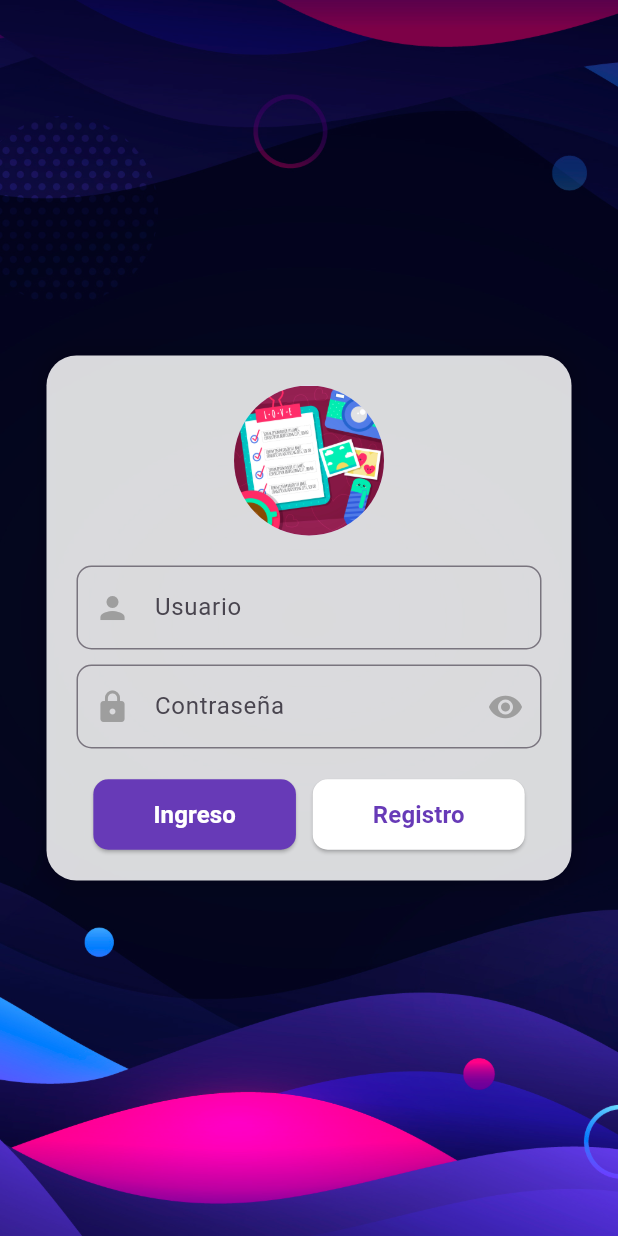
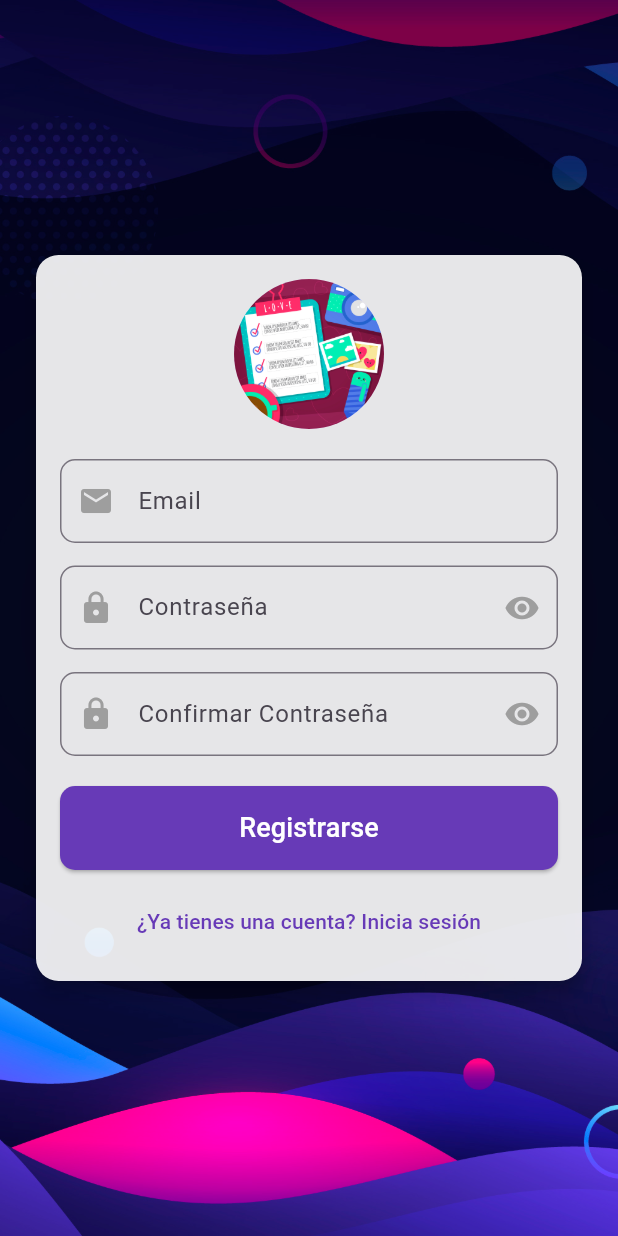
Before and after one commit to SPallazhco/notes_app, a Flutter app: the screen it shows after launch, after a tap on "Registro", on a phone screen of 412 x 824 dp. Run offline on Flutter 3.47's test engine with Material 3 defaults, Android fonts, the phone set to English and light mode, and no system bars; our stand-ins replace dio.

Commit message:
Registro de usuario

```diff
--- a/lib/config/app_routes.dart
+++ b/lib/config/app_routes.dart
@@ -1,18 +1,15 @@
 import 'package:flutter/material.dart';
-import 'package:notes_app/screens/login_screen.dart';
+import '../screens/login_screen.dart';
+import '../screens/register_screen.dart';
 
 class AppRoutes {
-  static const String login = "/login";
+  static const String login = '/login';
+  static const String register = '/register';
 
-  static Route<dynamic> generateRoute(RouteSettings settings) {
-    switch (settings.name) {
-      case login:
-        return MaterialPageRoute(builder: (_) => const LoginScreen());
-      default:
-        return MaterialPageRoute(
-            builder: (_) => const Scaffold(
-                  body: Center(child: Text("Ruta no encontrada")),
-                ));
-    }
+  static Map<String, WidgetBuilder> getRoutes() {
+    return {
+      login: (context) => const LoginScreen(),
+      register: (context) => const RegisterScreen(),
+    };
   }
 }
--- /dev/null
+++ b/lib/constants/api_routes.dart
@@ -0,0 +1,13 @@
+class ApiRoutes {
+  // static const String baseUrl = "http://localhost:8080/api";
+  static const String baseUrl = "https://login-service-q30o.onrender.com/api";
+
+  // Endpoints de autenticación
+  static const String register = "$baseUrl/auth/register";
+  static const String login = "$baseUrl/auth/login";
+
+  // Endpoints de notas
+  static const String getNotes = "$baseUrl/notes";
+  static const String createNote = "$baseUrl/notes/create";
+  static const String updateNoteStatus = "$baseUrl/notes/update-status";
+}
--- a/lib/main.dart
+++ b/lib/main.dart
@@ -11,10 +11,10 @@ class MyApp extends StatelessWidget {
   @override
   Widget build(BuildContext context) {
     return MaterialApp(
+      debugShowCheckedModeBanner: false,
       title: 'Notes App',
-      debugShowCheckedModeBanner: false,
       initialRoute: AppRoutes.login,
-      onGenerateRoute: AppRoutes.generateRoute,
+      routes: AppRoutes.getRoutes(),
     );
   }
 }
--- a/lib/screens/login_screen.dart
+++ b/lib/screens/login_screen.dart
@@ -1,4 +1,5 @@
 import 'package:flutter/material.dart';
+import 'package:notes_app/config/app_routes.dart';
 import 'package:notes_app/constants/app_assets.dart';
 import 'package:notes_app/widgets/custom_button.dart';
 import 'package:notes_app/widgets/custom_text_tield.dart';
@@ -63,7 +64,7 @@ class _LoginScreenState extends State<LoginScreen> {
                   // Input de usuario
                   CustomTextField(
                     icon: Icons.person,
-                    hintText: "Usuario",
+                    labelText: "Usuario",
                     controller: userController,
                   ),
                   const SizedBox(height: 10),
@@ -71,7 +72,7 @@ class _LoginScreenState extends State<LoginScreen> {
                   // Input de contraseña
                   CustomTextField(
                     icon: Icons.lock,
-                    hintText: "Contraseña",
+                    labelText: "Contraseña",
                     isPassword: true,
                     controller: passwordController,
                   ),
@@ -87,6 +88,8 @@ class _LoginScreenState extends State<LoginScreen> {
                         textColor: Colors.white,
                         onPressed: () {
                           String userInput = userController.text;
+                          String passwordUser = passwordController.text;
+                          print("Usuario ingresado: $passwordUser");
                           print("Usuario ingresado: $userInput");
                         },
                       ),
@@ -95,8 +98,7 @@ class _LoginScreenState extends State<LoginScreen> {
                         bgColor: Colors.white,
                         textColor: Colors.deepPurple,
                         onPressed: () {
-                          String passwordUser = passwordController.text;
-                          print("Usuario ingresado: $passwordUser");
+                          Navigator.pushNamed(context, AppRoutes.register);
                         },
                       ),
                     ],
--- /dev/null
+++ b/lib/screens/register_screen.dart
@@ -0,0 +1,158 @@
+import 'package:flutter/material.dart';
+import 'package:notes_app/constants/app_assets.dart';
+import 'package:notes_app/services/auth_service.dart';
+import 'package:notes_app/utils/validators.dart';
+import 'package:notes_app/widgets/custom_text_tield.dart';
+
+class RegisterScreen extends StatefulWidget {
+  const RegisterScreen({super.key});
+
+  @override
+  State<RegisterScreen> createState() => _RegisterScreenState();
+}
+
+class _RegisterScreenState extends State<RegisterScreen> {
+  final _formKey = GlobalKey<FormState>();
+  final TextEditingController emailController = TextEditingController();
+  final TextEditingController passwordController = TextEditingController();
+  final TextEditingController confirmPasswordController =
+      TextEditingController();
+  bool _isLoading = false;
+  final AuthService _authService = AuthService();
+
+  Future<void> handleRegister() async {
+    if (!_formKey.currentState!.validate()) return;
+
+    setState(() => _isLoading = true);
+
+    String? response = await _authService.registerUser(
+      emailController.text.trim(),
+      passwordController.text.trim(),
+    );
+
+    setState(() => _isLoading = false);
+
+    if (response == "User registered successfully") {
+      ScaffoldMessenger.of(context).showSnackBar(
+        SnackBar(content: Text(response!), backgroundColor: Colors.green),
+      );
+      Navigator.pop(context); // Regresar a la pantalla anterior
+    } else {
+      ScaffoldMessenger.of(context).showSnackBar(
+        SnackBar(
+            content: Text(response ?? "Error al registrarse"),
+            backgroundColor: Colors.red),
+      );
+    }
+  }
+
+  @override
+  Widget build(BuildContext context) {
+    return Scaffold(
+      body: Stack(
+        children: [
+          // Imagen de fondo
+          Positioned.fill(
+            child: Image.asset(
+              AppAssets.mainBody,
+              fit: BoxFit.cover,
+            ),
+          ),
+          Center(
+            child: SingleChildScrollView(
+              padding: const EdgeInsets.all(20.0),
+              child: Card(
+                elevation: 5,
+                shape: RoundedRectangleBorder(
+                  borderRadius: BorderRadius.circular(15),
+                ),
+                color: Colors.white.withValues(alpha: 0.9),
+                child: Padding(
+                  padding: const EdgeInsets.all(16.0),
+                  child: Form(
+                    key: _formKey,
+                    child: Column(
+                      mainAxisSize: MainAxisSize.min,
+                      children: [
+                        // Imagen de usuario en círculo
+                        CircleAvatar(
+                          radius: 50,
+                          backgroundImage: AssetImage(AppAssets.userAvatar),
+                        ),
+                        const SizedBox(height: 20),
+
+                        // Campo de Email
+                        CustomTextField(
+                            icon: Icons.email,
+                            labelText: "Email",
+                            controller: emailController,
+                            validator: Validators.validateEmail),
+                        const SizedBox(height: 15),
+
+                        // Campo de Contraseña
+                        CustomTextField(
+                          icon: Icons.lock,
+                          labelText: "Contraseña",
+                          controller: passwordController,
+                          isPassword: true,
+                          validator: Validators.validatePassword,
+                        ),
+
+                        const SizedBox(height: 15),
+
+                        CustomTextField(
+                          icon: Icons.lock,
+                          labelText: "Confirmar Contraseña",
+                          controller: confirmPasswordController,
+                          isPassword: true,
+                          validator: (value) =>
+                              Validators.validateConfirmPassword(
+                                  value, passwordController.text),
+                        ),
+                        const SizedBox(height: 20),
+                        // Botón de Registro
+                        SizedBox(
+                          width: double.infinity,
+                          child: ElevatedButton(
+                            onPressed: _isLoading ? null : handleRegister,
+                            style: ElevatedButton.styleFrom(
+                              padding: const EdgeInsets.symmetric(vertical: 15),
+                              backgroundColor: Colors.deepPurple,
+                              shape: RoundedRectangleBorder(
+                                borderRadius: BorderRadius.circular(10),
+                              ),
+                            ),
+                            child: _isLoading
+                                ? const CircularProgressIndicator(
+                                    color: Colors.white)
+                                : const Text(
+                                    "Registrarse",
+                                    style: TextStyle(
+                                        fontSize: 18, color: Colors.white),
+                                  ),
+                          ),
+                        ),
+                        const SizedBox(height: 10),
+
+                        // Botón para volver al login
+                        TextButton(
+                          onPressed: () {
+                            Navigator.pop(context);
+                          },
+                          child: const Text(
+                            "¿Ya tienes una cuenta? Inicia sesión",
+                            style: TextStyle(color: Colors.deepPurple),
+                          ),
+                        ),
+                      ],
+                    ),
+                  ),
+                ),
+              ),
+            ),
+          ),
+        ],
+      ),
+    );
+  }
+}
--- /dev/null
+++ b/lib/services/api_service.dart
@@ -0,0 +1,28 @@
+import 'package:dio/dio.dart';
+import '../constants/api_routes.dart';
+
+class ApiService {
+  final Dio _dio = Dio(BaseOptions(
+    baseUrl: ApiRoutes.baseUrl, // URL base centralizada
+    connectTimeout: const Duration(seconds: 10),
+    receiveTimeout: const Duration(seconds: 10),
+    headers: {"Content-Type": "application/json"},
+  ));
+
+  Future<dynamic> post(String url, Map<String, dynamic> data) async {
+    try {
+      final response = await _dio.post(url, data: data);
+      return response.data;
+    } on DioException catch (e) {
+      throw _handleError(e);
+    }
+  }
+
+  dynamic _handleError(DioException e) {
+    if (e.response != null) {
+      return e.response!.data["message"] ?? "Error desconocido";
+    } else {
+      return "No se pudo conectar con el servidor";
+    }
+  }
+}
--- a/lib/services/auth_service.dart
+++ b/lib/services/auth_service.dart
@@ -0,0 +1,16 @@
+import '../constants/api_routes.dart';
+import 'api_service.dart';
+
+class AuthService {
+  final ApiService _apiService = ApiService();
+
+  Future<String?> registerUser(String email, String password) async {
+    try {
+      final data = {"email": email, "password": password, "role": "USER"};
+      final response = await _apiService.post(ApiRoutes.register, data);
+      return response["message"] ?? "Registro exitoso";
+    } catch (error) {
+      return error.toString();
+    }
+  }
+}
--- /dev/null
+++ b/lib/utils/validators.dart
@@ -0,0 +1,33 @@
+class Validators {
+  static String? validateEmail(String? value) {
+    if (value == null || value.isEmpty) {
+      return "Por favor ingresa tu email";
+    }
+    String emailPattern = r'^[a-zA-Z0-9._%+-]+@[a-zA-Z0-9.-]+\.[a-zA-Z]{2,}$';
+    RegExp regex = RegExp(emailPattern);
+    if (!regex.hasMatch(value)) {
+      return "Ingresa un email válido";
+    }
+    return null;
+  }
+
+  static String? validatePassword(String? value) {
+    if (value == null || value.isEmpty) {
+      return "Por favor ingresa una contraseña";
+    }
+    if (value.length < 6) {
+      return "La contraseña debe tener al menos 6 caracteres";
+    }
+    return null;
+  }
+
+  static String? validateConfirmPassword(String? value, String password) {
+    if (value == null || value.isEmpty) {
+      return "Por favor confirma tu contraseña";
+    }
+    if (value != password) {
+      return "Las contraseñas no coinciden";
+    }
+    return null;
+  }
+}
--- a/lib/widgets/custom_text_tield.dart
+++ b/lib/widgets/custom_text_tield.dart
@@ -2,16 +2,18 @@ import 'package:flutter/material.dart';
 
 class CustomTextField extends StatefulWidget {
   final IconData icon;
-  final String hintText;
+  final String labelText;
   final TextEditingController? controller;
   final bool isPassword;
+  final String? Function(String?)? validator;
 
   const CustomTextField({
     super.key,
     required this.icon,
-    required this.hintText,
+    required this.labelText,
     this.controller,
     this.isPassword = false,
+    this.validator,
   });
 
   @override
@@ -19,18 +21,16 @@ class CustomTextField extends StatefulWidget {
 }
 
 class _CustomTextFieldState extends State<CustomTextField> {
-  bool _obscureText = true; // Estado inicial oculto
+  bool _obscureText = true;
 
   @override
   Widget build(BuildContext context) {
-    return TextField(
+    return TextFormField(
       controller: widget.controller,
-      obscureText: widget.isPassword
-          ? _obscureText
-          : false, // Ocultar solo si es contraseña
+      obscureText: widget.isPassword ? _obscureText : false,
       decoration: InputDecoration(
         prefixIcon: Icon(widget.icon, color: Colors.grey),
-        hintText: widget.hintText,
+        labelText: widget.labelText,
         border: OutlineInputBorder(borderRadius: BorderRadius.circular(10)),
         suffixIcon: widget.isPassword
             ? IconButton(
@@ -40,12 +40,13 @@ class _CustomTextFieldState extends State<CustomTextField> {
                 ),
                 onPressed: () {
                   setState(() {
-                    _obscureText = !_obscureText; // Alternar visibilidad
+                    _obscureText = !_obscureText;
                   });
                 },
               )
             : null,
       ),
+      validator: widget.validator, // Permite validaciones personalizadas
     );
   }
 }
--- a/pubspec.yaml
+++ b/pubspec.yaml
@@ -14,6 +14,7 @@ dependencies:
     sdk: flutter
 
   cupertino_icons: ^1.0.8
+  dio: ^5.8.0+1
 
 dev_dependencies:
   flutter_test:
```
Also changed, not shown: pubspec.lock.
